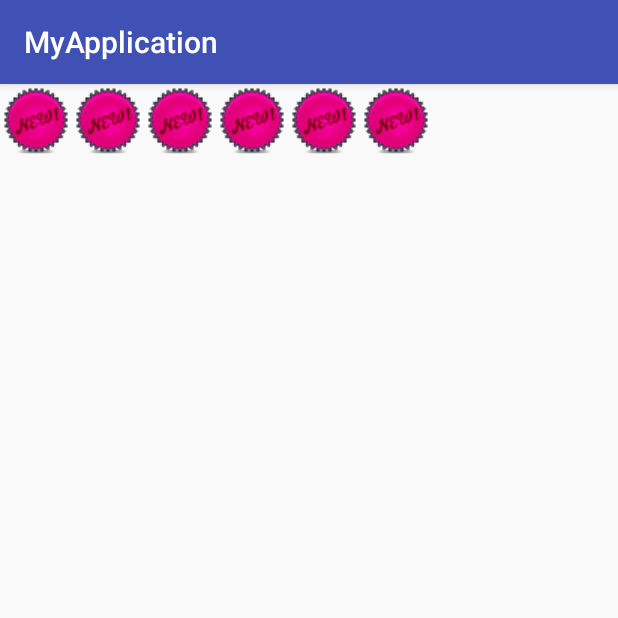
After one commit to ysemylord/MyApplication, an Android app: the fragment RatingBarFragment shown on its own in the app's theme, on a phone screen of 412 x 824 dp, the top half of it. The commit adds this screen. Run offline under Robolectric (Android 15) with nearby library versions, the phone set to English and light mode, and no system bars.

Commit message:
" RatingBar"

```diff
--- a/app/build.gradle
+++ b/app/build.gradle
@@ -20,18 +20,17 @@ android {
 }
 
 dependencies {
-    compile fileTree(dir: 'libs', include: ['*.jar'])
+    compile fileTree(include: ['*.jar'], dir: 'libs')
     testCompile 'junit:junit:4.12'
     compile 'com.android.support:appcompat-v7:23.1.1'
     compile('in.srain.cube:ultra-ptr:1.0.9.1-SNAPSHOT@aar') {
         exclude group: 'in.srain.cube', module: 'clog'
     }
-   // compile 'in.srain.cube:ultra-ptr:1.0.11'
+    // compile 'in.srain.cube:ultra-ptr:1.0.11'
     compile('in.srain.cube:cube-sdk:1.0.44.33-SNAPSHOT@aar') {
         exclude group: 'in.srain.cube', module: 'clog'
     }
     compile 'com.mcxiaoke.volley:library:1.0.19'
-    compile files('src/main/libs/butterknife-7.0.1.jar')
     compile 'com.android.support:cardview-v7:21.0.3'
     compile 'com.android.support:recyclerview-v7:21.0.3'
     compile files('src/main/libs/gson-2.2.4.jar')
@@ -39,4 +38,5 @@ dependencies {
     compile 'com.jude:rollviewpager:1.2.4'
     compile 'com.github.orhanobut:logger:1.12'
     compile 'com.jcodecraeer:xrecyclerview:1.2.6'
+    compile files('src/main/libs/butterknife-7.0.1.jar')
 }
--- /dev/null
+++ b/app/src/main/java/com/example/sijia/myapplication/fragment/RatingBarFragment.java
@@ -0,0 +1,45 @@
+package com.example.sijia.myapplication.fragment;
+
+import android.content.Context;
+import android.os.Bundle;
+import android.support.v4.app.Fragment;
+import android.view.LayoutInflater;
+import android.view.View;
+import android.view.ViewGroup;
+
+import com.example.sijia.myapplication.R;
+
+import java.io.Serializable;
+
+/**
+ * A simple {@link Fragment} subclass.
+ * Activities that contain this fragment must implement the
+ * {@link RatingBarFragment.OnFragmentInteractionListener} interface
+ * to handle interaction events.
+ * Use the {@link RatingBarFragment#newInstance} factory method to
+ * create an instance of this fragment.
+ */
+public class RatingBarFragment extends Fragment implements Serializable{
+
+
+
+
+    @Override
+    public void onCreate(Bundle savedInstanceState) {
+        super.onCreate(savedInstanceState);
+
+    }
+
+    @Override
+    public View onCreateView(LayoutInflater inflater, ViewGroup container,
+                             Bundle savedInstanceState) {
+        // Inflate the layout for this fragment
+        return inflater.inflate(R.layout.fragment_rating_bar, container, false);
+    }
+
+    @Override
+    public void onAttach(Context context) {
+        super.onAttach(context);
+
+    }
+}
--- /dev/null
+++ b/app/src/main/res/drawable/rating_bar_custom.xml
@@ -0,0 +1,15 @@
+<?xml version="1.0" encoding="utf-8"?>
+
+
+<layer-list xmlns:android="http://schemas.android.com/apk/res/android">
+
+    <item
+        android:id="@android:id/background"
+        android:drawable="@drawable/ratingbar_bg" />
+    <item
+        android:id="@android:id/secondaryProgress"
+        android:drawable="@drawable/ratingbar_bg" />
+    <item
+        android:id="@android:id/background"
+        android:drawable="@drawable/ratingbar_star" />
+</layer-list>
--- /dev/null
+++ b/app/src/main/res/layout/fragment_rating_bar.xml
@@ -0,0 +1,21 @@
+<FrameLayout xmlns:android="http://schemas.android.com/apk/res/android"
+    xmlns:tools="http://schemas.android.com/tools" android:layout_width="match_parent"
+    android:layout_height="match_parent"
+    tools:context="com.example.sijia.myapplication.fragment.RatingBarFragment">
+
+    <!-- TODO: Update blank fragment layout -->
+<!--   <RatingBar
+       android:layout_width="wrap_content"
+       android:layout_height="wrap_content"
+       android:numStars="6"
+
+       android:progressDrawable="@drawable/rating_bar_custom"
+       />-->
+    <RatingBar
+        android:layout_width="wrap_content"
+        android:layout_height="wrap_content"
+        android:numStars="6"
+
+        android:progressDrawable="@drawable/rating_bar_custom"
+        />
+</FrameLayout>
--- a/app/src/main/res/values/strings.xml
+++ b/app/src/main/res/values/strings.xml
@@ -7,4 +7,6 @@
 
     <string name="hello_world">Hello world!</string>
     <string name="action_settings">Settings</string>
+    <string name="title_activity_main2">Main2Activity</string>
+    <string name="title_activity_container">ContainerActivity</string>
 </resources>
```
Also changed, not shown: app/src/main/AndroidManifest.xml (+10 -1 lines), app/src/main/java/com/example/sijia/myapplication/ContainerActivity.java (added, +22 -0 lines), app/src/main/java/com/example/sijia/myapplication/FormatAdapter/FormatFragmentTabAdapter.java (+18 -17 lines), app/src/main/java/com/example/sijia/myapplication/Main2Activity.java (added, +70 -0 lines), app/src/main/res/anim/slide_left_to_middle.xml (added, +9 -0 lines), app/src/main/res/anim/slide_middle_to_left.xml (added, +9 -0 lines), app/src/main/res/anim/slide_middle_to_right.xml (added, +9 -0 lines), app/src/main/res/anim/slide_right_to_middle.xml (added, +9 -0 lines), app/src/main/res/layout/activity_container.xml (added, +11 -0 lines), app/src/main/res/layout/activity_main2.xml (added, +15 -0 lines), app/src/main/res/menu/menu_container.xml (added, +7 -0 lines), app/src/main/res/menu/menu_main2.xml (added, +7 -0 lines), app/src/main/res/drawable/ratingbar_bg.png (added), app/src/main/res/drawable/ratingbar_star.png (added).
